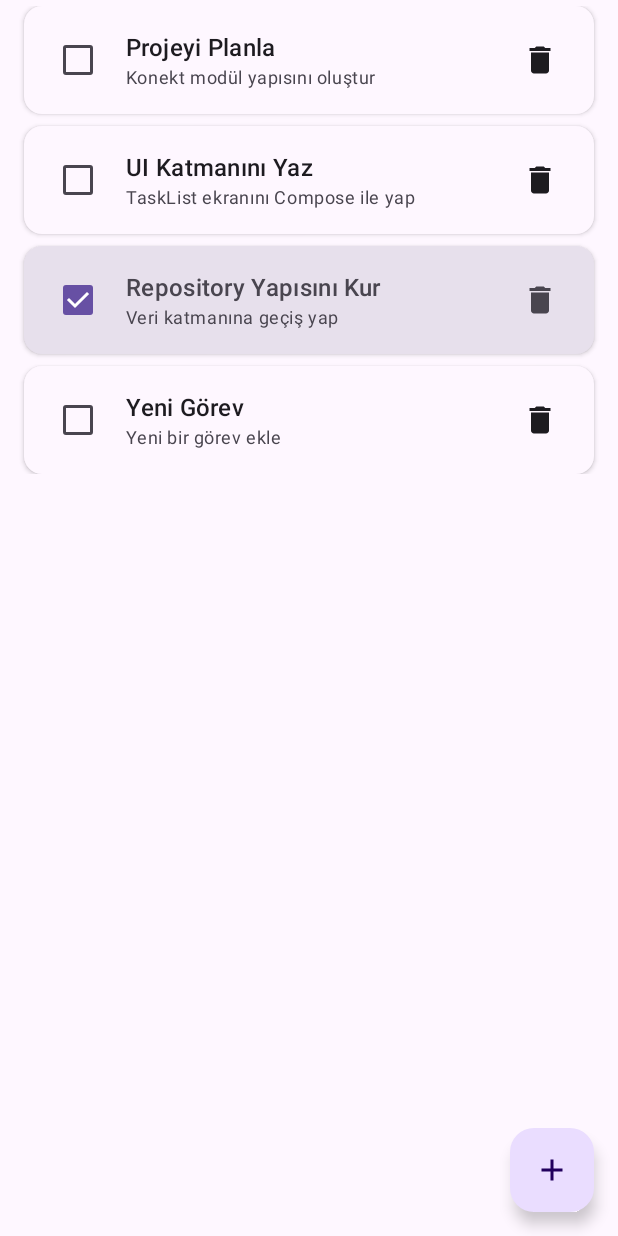
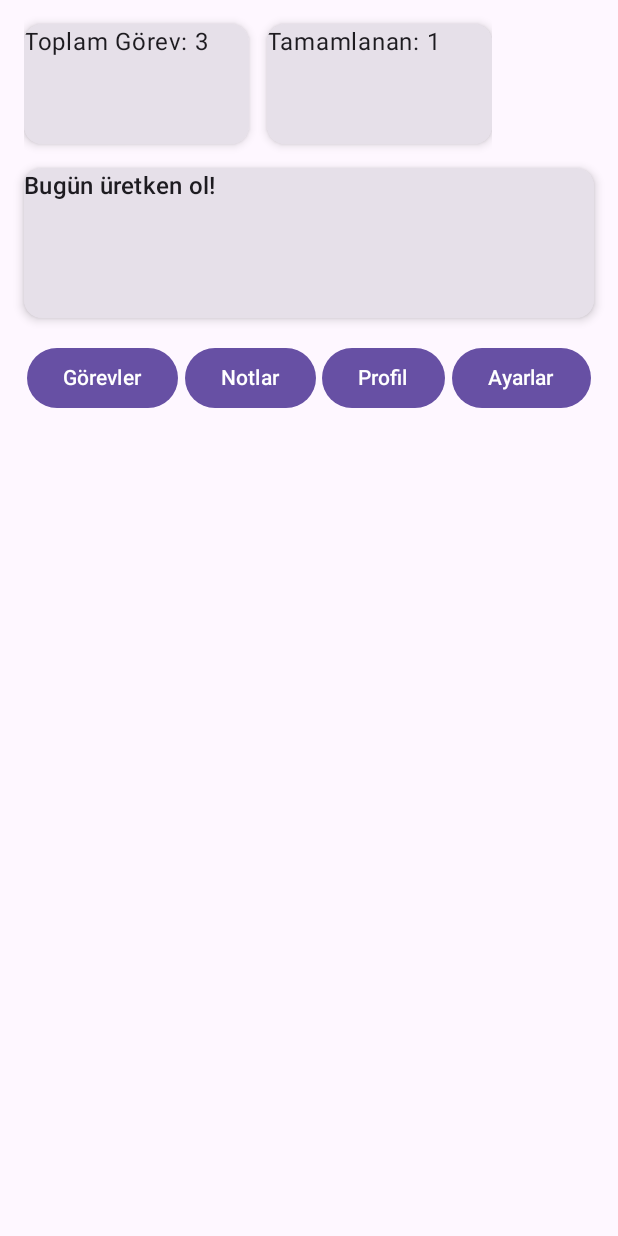
Before and after one commit to yusuf-teker/Konekt, an Android app built with Jetpack Compose: the Dashboard screen opened through its navigation route, on a phone screen of 412 x 824 dp. Run offline under Robolectric (Android 15) with nearby library versions, the phone set to English and light mode, and no system bars.

```diff
--- a/composeApp/src/androidMain/kotlin/org/yusufteker/konekt/MainActivity.kt
+++ b/composeApp/src/androidMain/kotlin/org/yusufteker/konekt/MainActivity.kt
@@ -6,6 +6,7 @@ import androidx.activity.compose.setContent
 import androidx.activity.enableEdgeToEdge
 import androidx.compose.runtime.Composable
 import androidx.compose.ui.tooling.preview.Preview
+import androidx.core.view.WindowCompat
 
 class MainActivity : ComponentActivity() {
     override fun onCreate(savedInstanceState: Bundle?) {
--- a/composeApp/src/commonMain/kotlin/org/yusufteker/konekt/di/Modules.kt
+++ b/composeApp/src/commonMain/kotlin/org/yusufteker/konekt/di/Modules.kt
@@ -4,12 +4,23 @@ package org.yusufteker.konekt.di
 import org.koin.dsl.module
 import org.yusufteker.konekt.ui.screen.tasklist.presentation.TaskListViewModel
 import org.koin.core.module.dsl.viewModel
+import org.yusufteker.konekt.data.MessageRepositoryImpl
+import org.yusufteker.konekt.data.NoteRepositoryImpl
 import org.yusufteker.konekt.data.TaskRepositoryImpl
+import org.yusufteker.konekt.domain.repository.MessageRepository
+import org.yusufteker.konekt.domain.repository.NoteRepository
 import org.yusufteker.konekt.domain.repository.TaskRepository
+import org.yusufteker.konekt.ui.screen.dashboard.presentation.DashboardViewModel
+import org.yusufteker.konekt.ui.screen.notes.presentation.NotesViewModel
 
 val sharedModule = module {
 
     single<TaskRepository> { TaskRepositoryImpl() }
     viewModel { TaskListViewModel(get()) }
 
+    single<MessageRepository> { MessageRepositoryImpl() }
+    viewModel { DashboardViewModel(get(), get()) }
+
+    single<NoteRepository> { NoteRepositoryImpl() }
+    viewModel { NotesViewModel(get()) }
 }
--- a/composeApp/src/commonMain/kotlin/org/yusufteker/konekt/ui/base/PlatformBaseViewModel.kt
+++ b/composeApp/src/commonMain/kotlin/org/yusufteker/konekt/ui/base/PlatformBaseViewModel.kt
@@ -34,4 +34,10 @@ open class PlatformBaseViewModel<S : BaseState>(
     fun <T> navigateWithData(route: org.yusufteker.konekt.ui.navigation.Routes, data: T, popUpToRoute: org.yusufteker.konekt.ui.navigation.Routes? = null, inclusive: Boolean = false) {
         sendUiEvent(UiEvent.NavigateWithData(route, data, popUpToRoute, inclusive))
     }
+
+    fun sendUiEventSafe(event: UiEvent) {
+        launchWithLoading {
+            _uiEvent.emit(event)
+        }
+    }
 }
--- a/composeApp/src/commonMain/kotlin/org/yusufteker/konekt/ui/navigation/AppNavHost.kt
+++ b/composeApp/src/commonMain/kotlin/org/yusufteker/konekt/ui/navigation/AppNavHost.kt
@@ -2,6 +2,7 @@ package org.yusufteker.konekt.ui.navigation
 
 import androidx.compose.foundation.layout.Box
 import androidx.compose.foundation.layout.fillMaxSize
+import androidx.compose.foundation.layout.padding
 import androidx.compose.material3.CircularProgressIndicator
 import androidx.compose.material3.Scaffold
 import androidx.compose.runtime.*
@@ -13,6 +14,8 @@ import androidx.navigation.compose.composable
 import androidx.navigation.compose.navigation
 import org.koin.compose.koinInject
 import org.koin.compose.viewmodel.koinViewModel
+import org.yusufteker.konekt.ui.screen.dashboard.presentation.DashboardScreenRoot
+import org.yusufteker.konekt.ui.screen.notes.presentation.NotesScreenRoot
 import org.yusufteker.konekt.ui.screen.tasklist.presentation.TaskListScreenRoot
 import org.yusufteker.konekt.ui.screen.tasklist.presentation.TaskListViewModel
 
@@ -45,7 +48,7 @@ fun AppNavHost(
         NavHost(
             navController = navController,
             startDestination = startDestination,
-            modifier = Modifier
+            modifier = Modifier.padding(innerPadding)
         ) {
 
             // Onboarding Graph
@@ -58,18 +61,25 @@ fun AppNavHost(
             // Main Graph
             navigation<Routes.MainGraph>(startDestination = Routes.Dashboard) {
                 composable<Routes.Dashboard> {
-
-                    TaskListScreenRoot(
-                         onNavigateTo = { navModel ->
+                    DashboardScreenRoot(
+                        onNavigateTo = { navModel ->
                             navController.navigateTo(navModel)
                         }
                     )
                 }
-                composable<Routes.TaskScreen> {
-                    // TODO: TaskScreenRoot()
+                composable<Routes.TaskListScreen> {
+                    TaskListScreenRoot(
+                        onNavigateTo = { navModel ->
+                            navController.navigateTo(navModel)
+                        }
+                    )
                 }
                 composable<Routes.NotesScreen> {
-                    // TODO: NotesScreenRoot()
+                    NotesScreenRoot(
+                        onNavigateTo = { navModel ->
+                            navController.navigateTo(navModel)
+                        }
+                    )
                 }
                 composable<Routes.SettingsScreen> {
                     // TODO: SettingsScreenRoot()
--- a/composeApp/src/commonMain/kotlin/org/yusufteker/konekt/ui/navigation/Routes.kt
+++ b/composeApp/src/commonMain/kotlin/org/yusufteker/konekt/ui/navigation/Routes.kt
@@ -21,6 +21,8 @@ sealed class Routes(
     @Serializable
     data object TaskScreen : Routes("TaskScreen")
     @Serializable
+    data object TaskListScreen : Routes("TaskListScreen")
+    @Serializable
     data object NotesScreen : Routes("NotesScreen")
     @Serializable
     data object SettingsScreen : Routes("SettingsScreen")
--- /dev/null
+++ b/composeApp/src/commonMain/kotlin/org/yusufteker/konekt/ui/screen/dashboard/presentation/DashboardScreen.kt
@@ -0,0 +1,105 @@
+package org.yusufteker.konekt.ui.screen.dashboard.presentation
+
+import androidx.compose.foundation.layout.Arrangement
+import androidx.compose.foundation.layout.Box
+import androidx.compose.foundation.layout.Column
+import androidx.compose.foundation.layout.Row
+import androidx.compose.foundation.layout.fillMaxSize
+import androidx.compose.foundation.layout.fillMaxWidth
+import androidx.compose.foundation.layout.height
+import androidx.compose.foundation.layout.padding
+import androidx.compose.foundation.layout.size
+import androidx.compose.foundation.lazy.LazyRow
+import androidx.compose.foundation.lazy.items
+import androidx.compose.material3.*
+import androidx.compose.runtime.*
+import androidx.compose.ui.Alignment
+import androidx.compose.ui.Modifier
+import androidx.compose.ui.unit.dp
+import org.koin.compose.viewmodel.koinViewModel
+import org.yusufteker.konekt.feature.dashboard.DashboardAction
+import org.yusufteker.konekt.feature.dashboard.DashboardState
+import org.yusufteker.konekt.ui.base.BaseContentWrapper
+import org.yusufteker.konekt.ui.navigation.NavigationHandler
+import org.yusufteker.konekt.ui.navigation.NavigationModel
+import org.yusufteker.konekt.ui.navigation.Routes
+
+@Composable
+fun DashboardScreenRoot(
+    viewModel: DashboardViewModel = koinViewModel(),
+    onNavigateTo: (NavigationModel) -> Unit = {}
+) {
+    val state = viewModel.state.collectAsState().value
+    NavigationHandler(viewModel) { model ->
+        onNavigateTo(model)
+    }
+    BaseContentWrapper(state = state) { modifier ->
+        DashboardScreen(state = state, onAction = viewModel::onAction)
+    }
+    LaunchedEffect(Unit) {
+        viewModel.onAction(DashboardAction.Init)
+    }
+}
+
+@Composable
+fun DashboardScreen(
+    state: DashboardState,
+    onAction: (DashboardAction) -> Unit,
+) {
+    Column(
+        Modifier
+            .fillMaxSize()
+            .padding(16.dp),
+        verticalArrangement = Arrangement.spacedBy(16.dp)
+    ) {
+        // 1️⃣ Özet Kartları
+        LazyRow(horizontalArrangement = Arrangement.spacedBy(12.dp)) {
+            items(listOf(
+                "Toplam Görev: ${state.totalTasks}",
+                "Tamamlanan: ${state.completedTasks}"
+            )) { text ->
+                Card(
+                    modifier = Modifier.size(width = 150.dp, height = 80.dp),
+                    elevation = CardDefaults.cardElevation(4.dp)
+                ) {
+                    Box(contentAlignment = Alignment.Center) {
+                        Text(text)
+                    }
+                }
+            }
+        }
+
+        // 2️⃣ Günlük Motivasyon Mesajı
+        Card(
+            modifier = Modifier
+                .fillMaxWidth()
+                .height(100.dp),
+            elevation = CardDefaults.cardElevation(4.dp)
+        ) {
+            Box(contentAlignment = Alignment.Center) {
+                Text(
+                    text = state.dailyMessage,
+                    style = MaterialTheme.typography.titleMedium
+                )
+            }
+        }
+
+        // 3️⃣ Shortcut Butonlar
+        Row(
+            modifier = Modifier.fillMaxWidth(),
+            horizontalArrangement = Arrangement.SpaceAround
+        ) {
+            ShortcutButton("Görevler") { onAction(DashboardAction.NavigateToTasks) }
+            ShortcutButton("Notlar") { onAction(DashboardAction.NavigateToNotes) }
+            ShortcutButton("Profil") { onAction(DashboardAction.NavigateToProfile) }
+            ShortcutButton("Ayarlar") { onAction(DashboardAction.NavigateToSettings) }
+        }
+    }
+}
+
+@Composable
+fun ShortcutButton(label: String, onClick: () -> Unit) {
+    Button(onClick = onClick) {
+        Text(label)
+    }
+}
--- /dev/null
+++ b/composeApp/src/commonMain/kotlin/org/yusufteker/konekt/ui/screen/dashboard/presentation/DashboardViewModel.kt
@@ -0,0 +1,51 @@
+package org.yusufteker.konekt.ui.screen.dashboard.presentation
+
+import androidx.lifecycle.viewModelScope
+import kotlinx.coroutines.flow.combine
+import kotlinx.coroutines.flow.launchIn
+import kotlinx.coroutines.flow.onEach
+import org.yusufteker.konekt.domain.repository.MessageRepository
+import org.yusufteker.konekt.domain.repository.TaskRepository
+import org.yusufteker.konekt.feature.dashboard.DashboardAction
+import org.yusufteker.konekt.feature.dashboard.DashboardState
+import org.yusufteker.konekt.ui.base.PlatformBaseViewModel
+import org.yusufteker.konekt.ui.base.UiEvent
+import org.yusufteker.konekt.ui.navigation.Routes
+
+class DashboardViewModel(
+    val taskRepository: TaskRepository,
+    val messageRepository: MessageRepository
+) :
+    PlatformBaseViewModel<DashboardState>(DashboardState()) {
+
+    fun onAction(action: DashboardAction) {
+        when (action) {
+            is DashboardAction.Init -> {}
+            is DashboardAction.NavigateBack -> navigateBack()
+            DashboardAction.NavigateToTasks -> sendUiEventSafe(UiEvent.NavigateTo(Routes.TaskListScreen))
+            DashboardAction.NavigateToNotes -> sendUiEventSafe(UiEvent.NavigateTo(Routes.NotesScreen))
+            DashboardAction.NavigateToProfile -> sendUiEventSafe(UiEvent.NavigateTo(Routes.NotesScreen))
+            DashboardAction.NavigateToSettings -> sendUiEventSafe(UiEvent.NavigateTo(Routes.NotesScreen))
+        }
+    }
+
+    init {
+        loadDashboard()
+    }
+
+    fun loadDashboard() {
+        launchWithLoading {
+            taskRepository.getTasks()
+                .combine(messageRepository.getDailyMessage()) { tasks, message ->
+                    DashboardState(
+                        totalTasks = tasks.size,
+                        completedTasks = tasks.count { it.isCompleted },
+                        dailyMessage = message
+                    )
+                }
+                .onEach { setState { it } }
+                .launchIn(viewModelScope)
+        }
+    }
+
+}
--- /dev/null
+++ b/shared/src/commonMain/kotlin/org/yusufteker/konekt/domain/repository/MessageRepository.kt
@@ -0,0 +1,7 @@
+package org.yusufteker.konekt.domain.repository
+
+import kotlinx.coroutines.flow.StateFlow
+
+interface MessageRepository {
+    fun getDailyMessage(): StateFlow<String>
+}
--- /dev/null
+++ b/shared/src/commonMain/kotlin/org/yusufteker/konekt/domain/repository/NoteRepository.kt
@@ -0,0 +1,11 @@
+package org.yusufteker.konekt.domain.repository
+
+import kotlinx.coroutines.flow.StateFlow
+import org.yusufteker.konekt.domain.models.Note
+
+interface NoteRepository {
+    fun getNotes(): StateFlow<List<Note>>
+    suspend fun addNote(note: Note)
+    suspend fun updateNote(note: Note)
+    suspend fun deleteNote(noteId: String)
+}
--- /dev/null
+++ b/shared/src/commonMain/kotlin/org/yusufteker/konekt/feature/dashboard/DashboardState.kt
@@ -0,0 +1,14 @@
+package org.yusufteker.konekt.feature.dashboard
+
+import org.yusufteker.konekt.base.BaseState
+
+data class DashboardState(
+    override val isLoading: Boolean = false,
+    val errorMessage: String? = null,
+
+    val totalTasks: Int = 0,
+    val completedTasks: Int = 0,
+    val dailyMessage: String = "Bugün harika bir gün!",
+) : BaseState {
+    override fun copyWithLoading(isLoading: Boolean) = copy(isLoading = isLoading)
+}
```
Also changed, not shown: composeApp/src/commonMain/kotlin/org/yusufteker/konekt/ui/screen/notes/presentation/NotesScreen.kt (added, +101 -0 lines), composeApp/src/commonMain/kotlin/org/yusufteker/konekt/ui/screen/notes/presentation/NotesViewModel.kt (added, +51 -0 lines), shared/src/commonMain/kotlin/org/yusufteker/konekt/data/MessageRepositoryImpl.kt (added, +15 -0 lines), shared/src/commonMain/kotlin/org/yusufteker/konekt/data/NoteRepositoryImpl.kt (added, +35 -0 lines), shared/src/commonMain/kotlin/org/yusufteker/konekt/domain/models/Note.kt (added, +7 -0 lines), shared/src/commonMain/kotlin/org/yusufteker/konekt/feature/dashboard/DashboardAction.kt (added, +10 -0 lines), shared/src/commonMain/kotlin/org/yusufteker/konekt/feature/notes/NotesAction.kt (added, +12 -0 lines), shared/src/commonMain/kotlin/org/yusufteker/konekt/feature/notes/NotesState.kt (added, +12 -0 lines), 1 other file.
